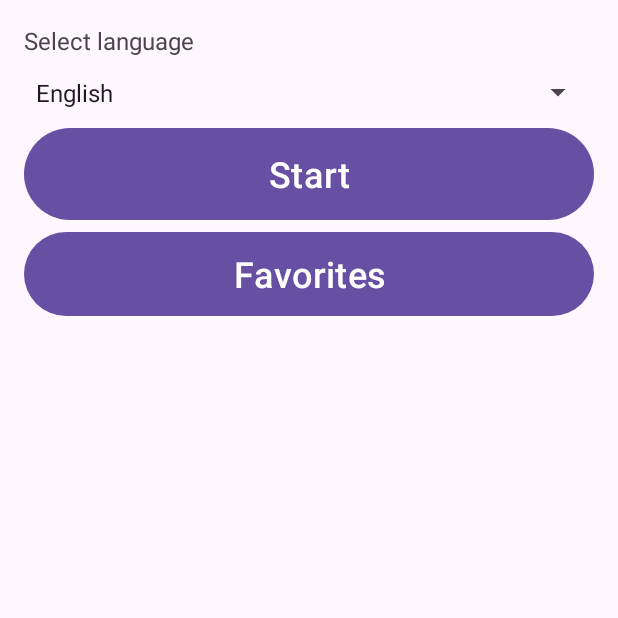
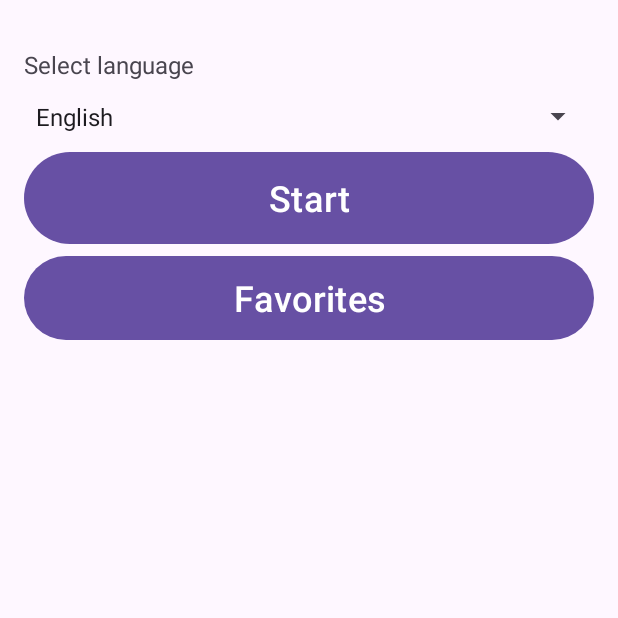
Before and after one commit to rodericussilva/FlashCards, an Android app: the screen it shows after launch (MainActivity), on a phone screen of 412 x 824 dp, the top half of it. Run offline under Robolectric (Android 15) with nearby library versions, the phone set to English and light mode, and no system bars.

Commit message:
UI spacing by adding top padding to avoid overlapping with the status bar

```diff
--- a/app/src/main/res/layout/activity_categories.xml
+++ b/app/src/main/res/layout/activity_categories.xml
@@ -1,9 +1,13 @@
 <?xml version="1.0" encoding="utf-8"?>
 <LinearLayout xmlns:android="http://schemas.android.com/apk/res/android"
+    xmlns:tools="http://schemas.android.com/tools"
     android:layout_width="match_parent"
     android:layout_height="match_parent"
     android:orientation="vertical"
-    android:padding="16dp">
+    android:paddingStart="16dp"
+    android:paddingEnd="16dp"
+    android:paddingTop="32dp"
+    tools:ignore="ExtraText">
 
     <Button
         android:id="@+id/categoryClothes"
--- a/app/src/main/res/layout/activity_flashcards.xml
+++ b/app/src/main/res/layout/activity_flashcards.xml
@@ -2,7 +2,9 @@
     android:layout_width="match_parent"
     android:layout_height="match_parent"
     android:orientation="vertical"
-    android:padding="16dp"
+    android:paddingStart="16dp"
+    android:paddingEnd="16dp"
+    android:paddingTop="32dp"
     android:gravity="center_horizontal">
 
     <FrameLayout
--- a/app/src/main/res/layout/activity_main.xml
+++ b/app/src/main/res/layout/activity_main.xml
@@ -1,9 +1,13 @@
 <?xml version="1.0" encoding="utf-8"?>
 <LinearLayout xmlns:android="http://schemas.android.com/apk/res/android"
+    xmlns:tools="http://schemas.android.com/tools"
     android:layout_width="match_parent"
     android:layout_height="match_parent"
     android:orientation="vertical"
-    android:padding="16dp">
+    android:paddingStart="16dp"
+    android:paddingEnd="16dp"
+    android:paddingTop="32dp"
+    tools:ignore="ExtraText">
 
     <TextView
         android:id="@+id/labelLanguage"
```
